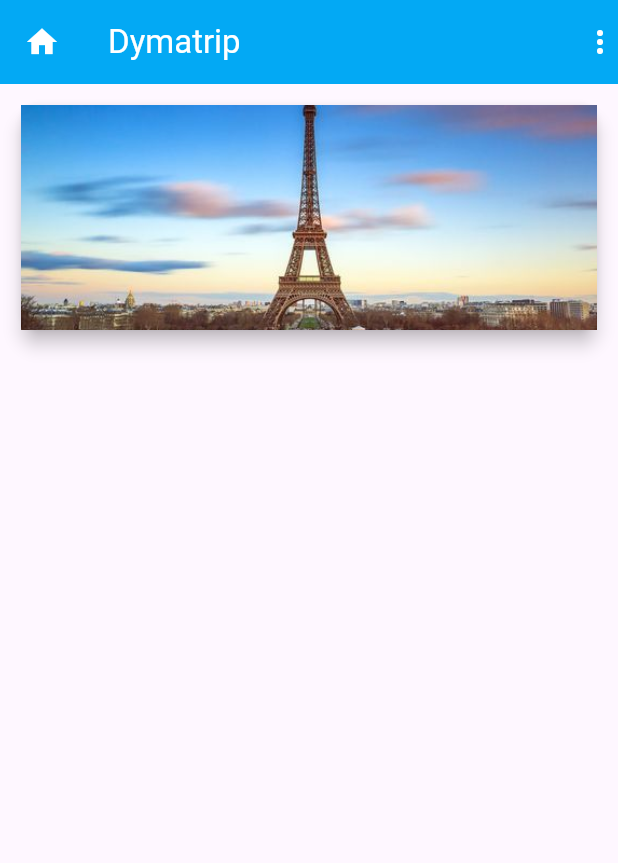
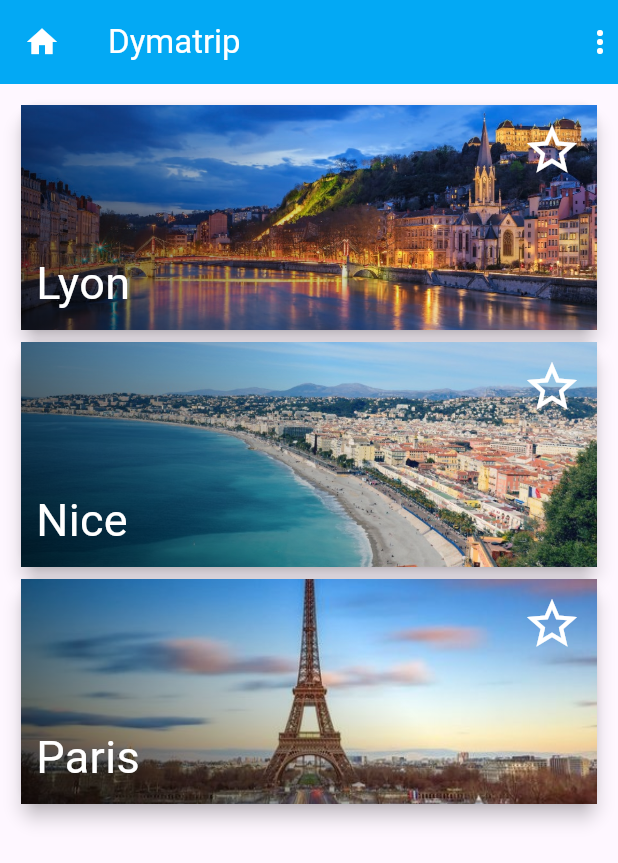
Before and after one commit to alexandredach/dyma_trip, a Flutter app: the screen it shows after launch, on a phone screen of 412 x 824 dp. Shown: the top 863 px of the screen. Run offline on Flutter 3.47's test engine with Material 3 defaults, Android fonts, the phone set to English and light mode, and no system bars.

Commit message:
cards widget

```diff
--- /dev/null
+++ b/lib/city_card.dart
@@ -0,0 +1,78 @@
+import 'package:flutter/material.dart';
+
+class CityCard extends StatelessWidget {
+  final String name;
+  final String image;
+  final bool checked;
+  final VoidCallback updateChecked;
+
+  CityCard({ required this.name, required this.image, required this.checked, required this.updateChecked });
+
+  @override
+  Widget build(BuildContext context) {
+    return Card(
+      elevation: 5,
+      child: InkWell(
+        onTap: updateChecked,
+        child: Container(
+          height: 150,
+          child: Stack(
+            fit: StackFit.expand,
+            children: [
+              Ink.image(
+                fit: BoxFit.cover,
+                image: AssetImage(image),
+                ),
+              // // Image Transparency
+              Container(
+                width: double.infinity,
+                height: 400,
+                decoration: BoxDecoration(
+                  gradient: LinearGradient(
+                    begin: Alignment.topCenter,
+                    end: Alignment.bottomLeft,
+                    colors: [
+                      Colors.transparent, // Transparency begins
+                      Colors.black.withOpacity(0.7), // Transparency opacity
+                    ],
+                  ),
+                ),
+              ),
+              Padding(
+                padding: const EdgeInsets.all(10),
+                child: Column(
+                  children: [
+                    Expanded(
+                      child: Row(
+                        mainAxisAlignment: MainAxisAlignment.end,
+                        crossAxisAlignment: CrossAxisAlignment.start,
+                        children: [
+                          Icon(
+                            checked ? Icons.star : Icons.star_border,
+                            size: 40,
+                            color: Colors.white,
+                          ),
+                        ],
+                      ),
+                    ),
+                    Row(
+                      children: [
+                        Text(
+                          name,
+                          style: const TextStyle(
+                              color: Colors.white,
+                              fontSize: 30
+                          ),
+                        ),
+                      ],
+                    ),
+                  ],
+                ),
+              ),
+            ],
+          ),
+        ),
+      ),
+    );
+  }
+}
--- /dev/null
+++ b/lib/home.dart
@@ -0,0 +1,55 @@
+import 'package:flutter/material.dart';
+import 'city_card.dart';
+
+class Home extends StatefulWidget {
+  @override
+  _HomeState createState() {
+    return _HomeState();
+  }
+}
+
+class _HomeState extends State<Home> {
+  List cities = [
+    { 'name': 'Lyon', 'image': 'assets/images/lyon.jpg', 'checked': false },
+    { 'name': 'Nice', 'image': 'assets/images/nice.jpg', 'checked': false },
+    { 'name': 'Paris', 'image': 'assets/images/paris.jpg', 'checked': false },
+  ];
+
+  void switchChecked (city) {
+    var index = cities.indexOf(city);
+    setState(() {
+      cities[index]['checked'] = !cities[index]['checked'];
+    });
+  }
+
+  @override
+  Widget build(BuildContext context) {
+    return Scaffold(
+      appBar: AppBar(
+        foregroundColor: Colors.white,
+        backgroundColor: Colors.lightBlue,
+        leading: const Icon(Icons.home),
+        title: const Text('Dymatrip') ,
+        actions: const [Icon((Icons.more_vert))],
+      ),
+      body: Container(
+        padding: EdgeInsets.all(10),
+        child: Column(
+          crossAxisAlignment: CrossAxisAlignment.stretch,
+          children: [
+            ...cities.map( (city) {
+              return CityCard(
+                name: city['name'],
+                image: city['image'],
+                checked: city['checked'],
+                updateChecked: () {
+                  switchChecked(city);
+                },
+              );
+            }),
+          ],
+        )
+      ),
+    );
+  }
+}
--- a/lib/main.dart
+++ b/lib/main.dart
@@ -1,3 +1,4 @@
+import 'package:dyma_trip/home.dart';
 import 'package:flutter/material.dart';
 
 main() {
@@ -10,35 +11,7 @@ class DymaTrip extends StatelessWidget {
   Widget build(BuildContext context) {
     return MaterialApp(
       debugShowCheckedModeBanner: false,
-      home: Scaffold(
-        appBar: AppBar(
-          foregroundColor: Colors.white,
-          backgroundColor: Colors.lightBlue,
-          leading: const Icon(Icons.home),
-          title: const Text('Dymatrip') ,
-          actions: const [Icon((Icons.more_vert))],
-        ),
-        body: Container(
-          padding: EdgeInsets.all(10),
-          child: Column(
-            crossAxisAlignment: CrossAxisAlignment.stretch,
-            children: [
-              Card(
-                elevation: 5, // card shadow
-                child: Container(
-                  height: 150,
-                  child: Stack(
-                    fit: StackFit.expand,
-                    children: [
-                      Image.asset('assets/images/paris.jpg', fit: BoxFit.cover)
-                    ],
-                  ),
-                ),
-              ),
-            ],
-          )
-        ),
-      ),
+      home: Home(),
     );
   }
 }
```
Also changed, not shown: assets/images/paris.jpg.
